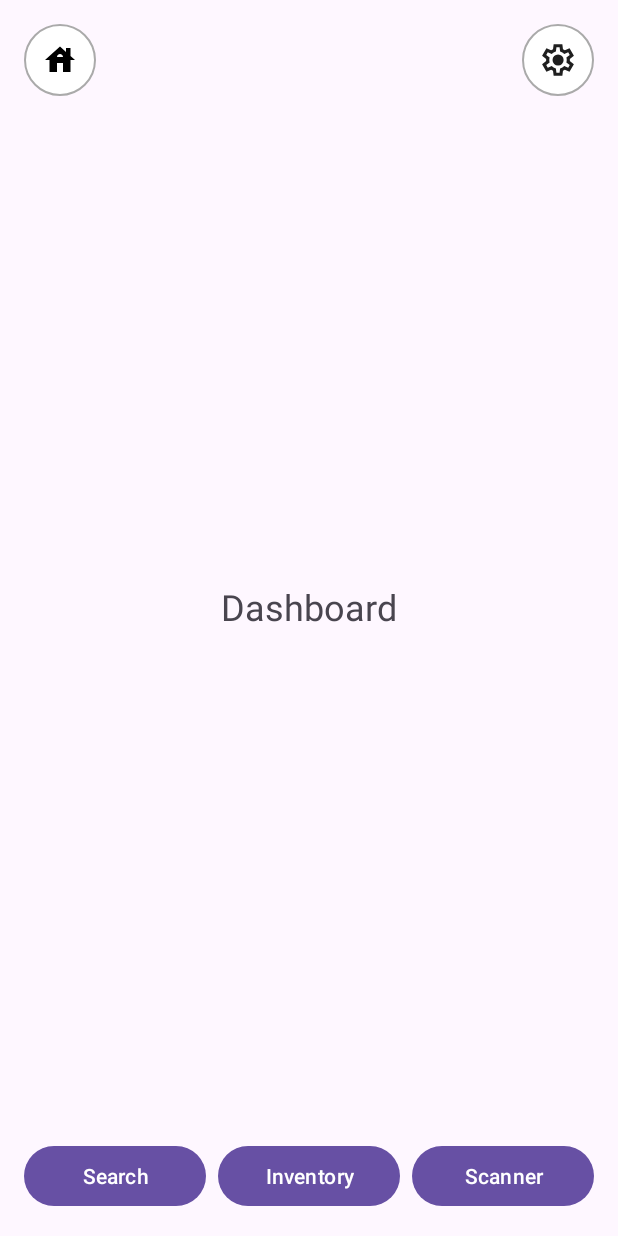
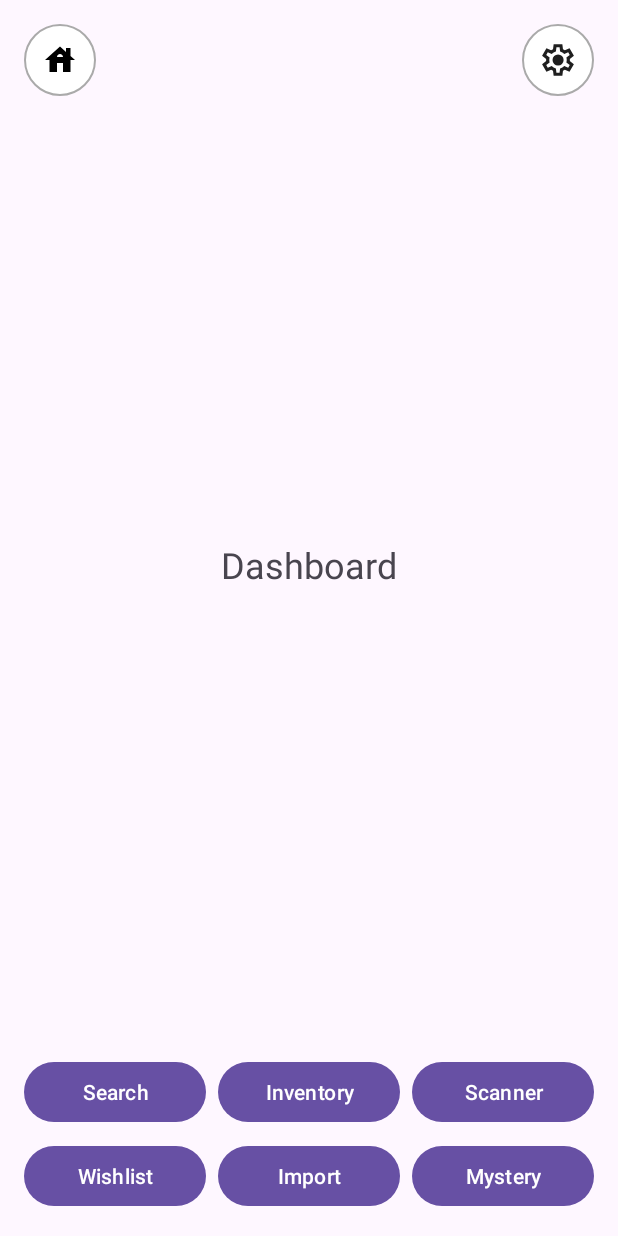
Before and after one commit to ThorriThorskur/LootApp, an Android app: the DashboardActivity screen opened directly, with no data from a screen before it, on a phone screen of 412 x 824 dp. Run offline under Robolectric (Android 15) with nearby library versions, the phone set to English and light mode, and no system bars.

Commit message:
Import deck view

```diff
--- a/app/src/main/AndroidManifest.xml
+++ b/app/src/main/AndroidManifest.xml
@@ -46,6 +46,10 @@
             android:name=".StatisticsActivity"
             android:exported="true" />
 
+        <activity
+            android:name=".ImportActivity"
+            android:exported="true" />
+
 
         <activity
             android:name=".LoginActivity"
--- a/app/src/main/java/is/hbv501g/lootapp/DashboardActivity.java
+++ b/app/src/main/java/is/hbv501g/lootapp/DashboardActivity.java
@@ -22,6 +22,7 @@ public class DashboardActivity extends AppCompatActivity {
         Button buttonInventory = findViewById(R.id.buttonInventory);
         Button buttonScanner = findViewById(R.id.buttonScanner);
         ImageButton buttonSettings = findViewById(R.id.buttonSettings);
+        Button buttonImport = findViewById(R.id.buttonImport);
 
         // Home button
         buttonHome.setOnClickListener(new View.OnClickListener() {
@@ -68,5 +69,15 @@ public class DashboardActivity extends AppCompatActivity {
                 startActivity(intent);
             }
         });
+
+
+        buttonImport.setOnClickListener(new View.OnClickListener() {
+            @Override
+            public void onClick(View view) {
+                Intent intent = new Intent(DashboardActivity.this, ImportActivity.class);
+                startActivity(intent);
+            }
+        });
+
     }
 }
--- a/app/src/main/res/layout/activity_dashboard.xml
+++ b/app/src/main/res/layout/activity_dashboard.xml
@@ -6,7 +6,7 @@
     android:layout_width="match_parent"
     android:layout_height="match_parent">
 
-    <!-- Top left Home ImageButton -->
+    <!-- Top section: Home and Settings -->
     <ImageButton
         android:id="@+id/buttonHome"
         android:layout_width="48dp"
@@ -18,7 +18,6 @@
         app:layout_constraintTop_toTopOf="parent"
         app:layout_constraintStart_toStartOf="parent" />
 
-    <!-- Top right Settings ImageButton (cog) -->
     <ImageButton
         android:id="@+id/buttonSettings"
         android:layout_width="48dp"
@@ -42,55 +41,81 @@
         app:layout_constraintStart_toStartOf="parent"
         app:layout_constraintEnd_toEndOf="parent" />
 
-    <!-- Bottom Navigation Container -->
-    <androidx.constraintlayout.widget.ConstraintLayout
+    <!-- Bottom Navigation Container with two rows -->
+    <LinearLayout
         android:id="@+id/layoutBottomNav"
         android:layout_width="match_parent"
         android:layout_height="wrap_content"
+        android:orientation="vertical"
         android:padding="16dp"
         android:paddingBottom="32dp"
         app:layout_constraintBottom_toBottomOf="parent"
         app:layout_constraintStart_toStartOf="parent"
         app:layout_constraintEnd_toEndOf="parent">
 
-        <!-- Search Button (left) -->
+        <!-- First Row of Buttons -->
+        <LinearLayout
+            android:id="@+id/row1"
+            android:layout_width="match_parent"
+            android:layout_height="wrap_content"
+            android:orientation="horizontal">
+
             <Button
                 android:id="@+id/buttonSearch"
                 android:layout_width="0dp"
                 android:layout_height="wrap_content"
                 android:text="Search"
-            app:layout_constraintStart_toStartOf="parent"
-            app:layout_constraintTop_toTopOf="parent"
-            app:layout_constraintBottom_toBottomOf="parent"
-            app:layout_constraintEnd_toStartOf="@id/buttonInventory"
-            app:layout_constraintHorizontal_weight="1" />
+                android:layout_weight="1" />
 
-        <!-- Inventory Button (middle) -->
             <Button
                 android:id="@+id/buttonInventory"
                 android:layout_width="0dp"
                 android:layout_height="wrap_content"
                 android:text="Inventory"
+                android:layout_weight="1"
                 android:layout_marginStart="8dp"
-            android:layout_marginEnd="8dp"
-            app:layout_constraintStart_toEndOf="@id/buttonSearch"
-            app:layout_constraintTop_toTopOf="parent"
-            app:layout_constraintBottom_toBottomOf="parent"
-            app:layout_constraintEnd_toStartOf="@id/buttonScanner"
-            app:layout_constraintHorizontal_weight="1" />
+                android:layout_marginEnd="8dp" />
 
-        <!-- Scanner Button (right) -->
             <Button
                 android:id="@+id/buttonScanner"
                 android:layout_width="0dp"
                 android:layout_height="wrap_content"
                 android:text="Scanner"
-            app:layout_constraintStart_toEndOf="@id/buttonInventory"
-            app:layout_constraintTop_toTopOf="parent"
-            app:layout_constraintBottom_toBottomOf="parent"
-            app:layout_constraintEnd_toEndOf="parent"
-            app:layout_constraintHorizontal_weight="1" />
+                android:layout_weight="1" />
+        </LinearLayout>
+
+        <!-- Second Row of Buttons  -->
+        <LinearLayout
+            android:id="@+id/row2"
+            android:layout_width="match_parent"
+            android:layout_height="wrap_content"
+            android:orientation="horizontal"
+            android:layout_marginTop="8dp">
+
+            <Button
+                android:id="@+id/buttonWishlist"
+                android:layout_width="0dp"
+                android:layout_height="wrap_content"
+                android:text="Wishlist"
+                android:layout_weight="1" />
+
+            <Button
+                android:id="@+id/buttonImport"
+                android:layout_width="0dp"
+                android:layout_height="wrap_content"
+                android:text="Import"
+                android:layout_weight="1"
+                android:layout_marginStart="8dp"
+                android:layout_marginEnd="8dp" />
+
+            <!-- Placeholder for a potential future button -->
+            <Button
+                android:id="@+id/buttonExtra"
+                android:layout_width="0dp"
+                android:layout_height="wrap_content"
+                android:text="Mystery"
+                android:layout_weight="1" />
+        </LinearLayout>
+    </LinearLayout>
 
 </androidx.constraintlayout.widget.ConstraintLayout>
-
-</androidx.constraintlayout.widget.ConstraintLayout>
```
Also changed, not shown: app/src/main/java/is/hbv501g/lootapp/ImportActivity.java (added, +121 -0 lines), app/src/main/java/is/hbv501g/lootapp/InventoryActivity.java (+9 -4 lines), app/src/main/java/is/hbv501g/lootapp/models/Card.java (+13 -0 lines), app/src/main/res/layout/activity_import.xml (added, +59 -0 lines). Lines whose indentation alone changed are shown as unchanged.
